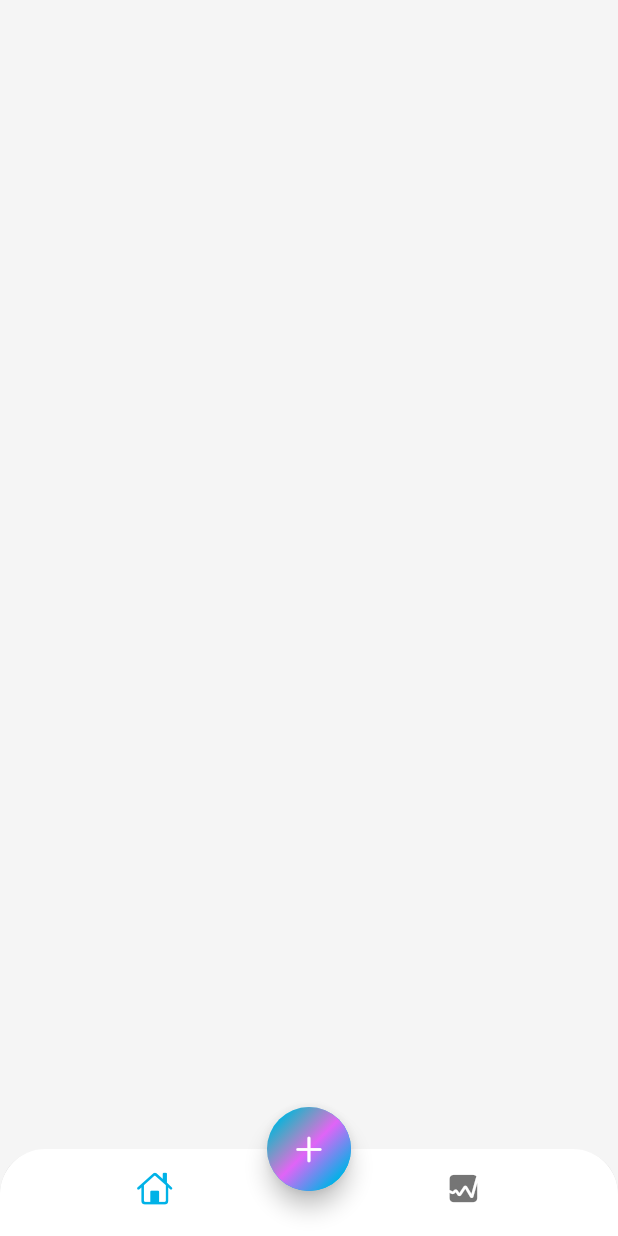
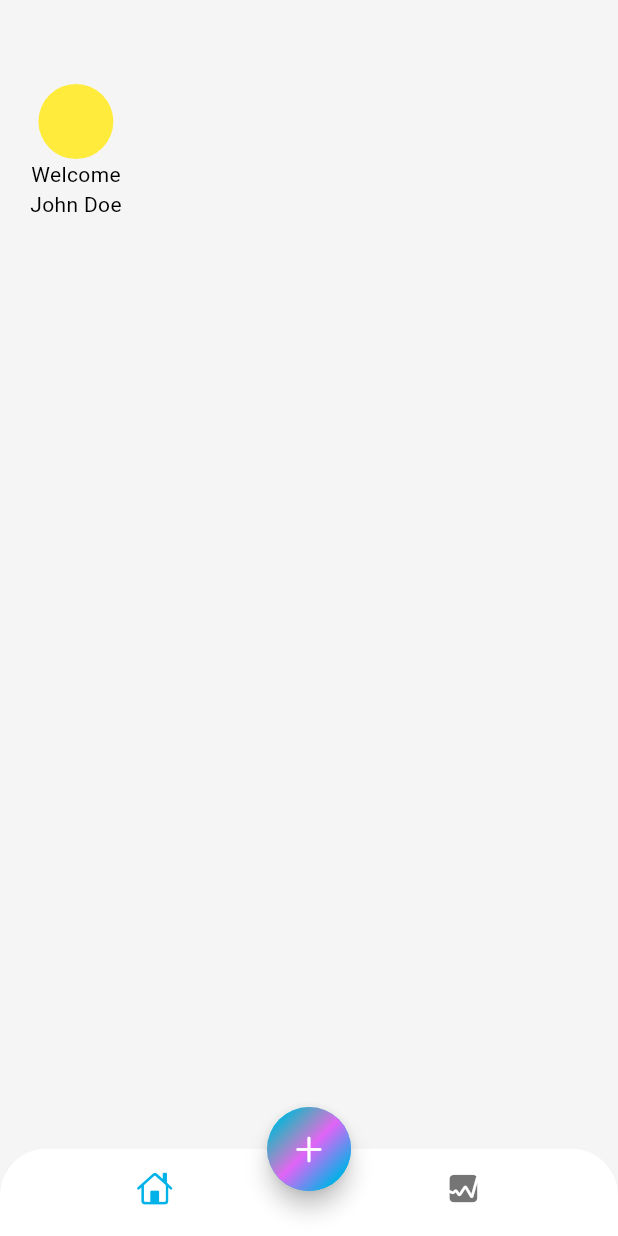
Before and after one commit to Tosin8/budget_buddy, a Flutter app: the screen it shows after launch, on a phone screen of 412 x 824 dp. Run offline on Flutter 3.47's test engine with Material 3 defaults, Android fonts, the phone set to English and light mode, and no system bars.

Commit message:
Create main screen .dart

```diff
--- a/lib/main.dart
+++ b/lib/main.dart
@@ -23,6 +23,7 @@ class MyApp extends StatelessWidget {
         primary: const Color(0xff00b2e7),
         secondary: const Color(0xffe064f7),
         tertiary: const Color(0x0fff8d6c),
+        outline: Colors.grey,
        ),
         useMaterial3: true,
       ),
--- a/lib/screens/home/views/home.dart
+++ b/lib/screens/home/views/home.dart
@@ -1,5 +1,6 @@
 import 'dart:math';
 
+import 'package:budget_buddy/screens/home/views/main_screen.dart';
 import 'package:flutter/cupertino.dart';
 import 'package:flutter/material.dart';
 
@@ -44,7 +45,8 @@ class HomeScreen extends StatelessWidget {
 
         decoration:  BoxDecoration(
           shape: BoxShape.circle,
-          gradient: LinearGradient(colors: [
+          gradient: LinearGradient(
+            colors: [
 
 
             Theme.of(context).colorScheme.tertiary,
@@ -54,7 +56,10 @@ class HomeScreen extends StatelessWidget {
           transform: const GradientRotation(pi / 4),
           )
         ),
-        child: const Icon(CupertinoIcons.add)),),
+        child: const Icon(CupertinoIcons.add),
+        ),
+        ),
+        body: const MainScreen(),
     );
   }
 }
--- /dev/null
+++ b/lib/screens/home/views/main_screen.dart
@@ -0,0 +1,30 @@
+import 'package:flutter/material.dart';
+
+class MainScreen extends StatelessWidget {
+  const MainScreen({super.key});
+
+  @override
+  Widget build(BuildContext context) {
+    return SafeArea
+    (child: Padding(padding: const EdgeInsets.symmetric(horizontal: 20.0),
+    child: Column(
+      children: [
+        Container(
+          width: 50,
+          height: 50,
+          decoration: const BoxDecoration(shape: BoxShape.circle, color: Colors.yellow),
+        ),
+        const Column(
+          children: [
+            Text('Welcome'),
+            Text('John Doe'),
+          ],
+        )
+      ],
+    ),
+    ),
+
+
+    );
+  }
+}
```
